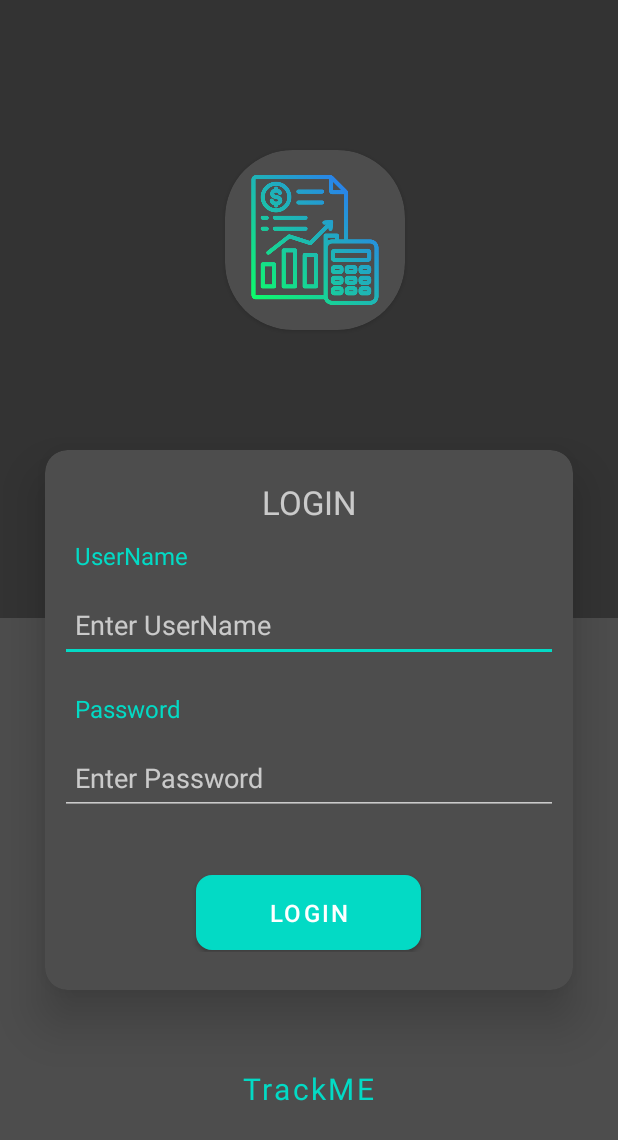
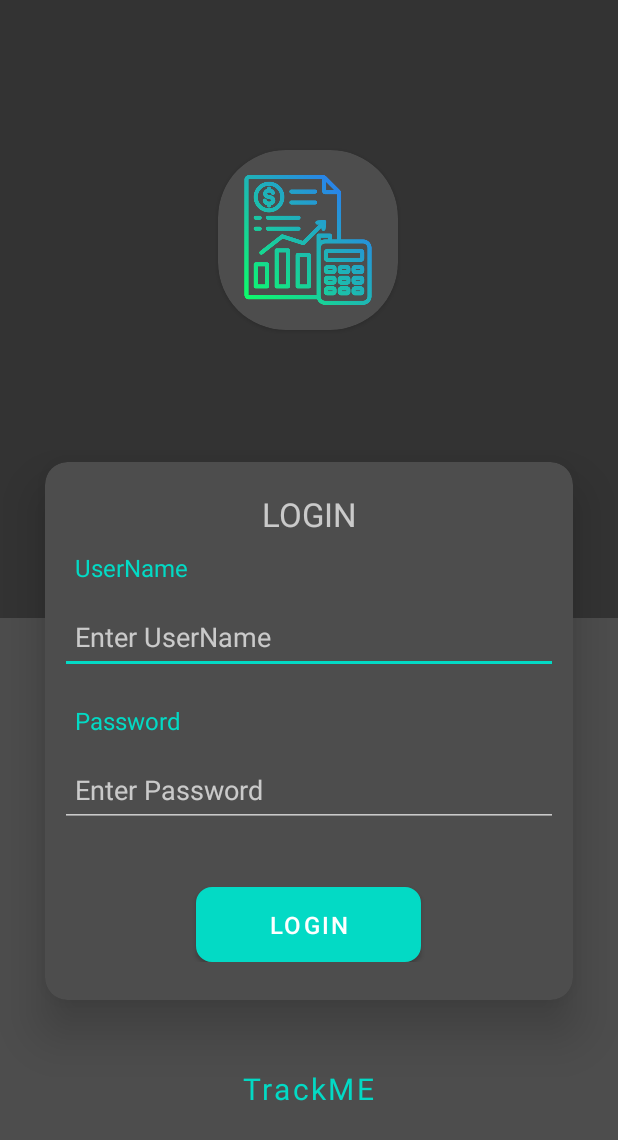
Before and after one commit to TrackME-PM/TrackMe, an Android app: the screen it shows after launch (MainActivity), on a phone screen of 412 x 824 dp. Shown: the top 1140 px of the screen. Run offline under Robolectric (Android 15) with nearby library versions, the phone set to English and light mode, and no system bars.

Commit message:
LoginPAge Updated

```diff
--- a/app/src/main/res/layout/activity_main.xml
+++ b/app/src/main/res/layout/activity_main.xml
@@ -27,7 +27,7 @@
             <androidx.cardview.widget.CardView
                 android:layout_width="120dp"
                 android:layout_height="120dp"
-                android:layout_marginStart="150dp"
+                android:layout_marginStart="145dp"
                 android:layout_marginTop="100dp"
                 android:backgroundTint="@color/grey"
                 app:cardCornerRadius="45dp">
@@ -67,15 +67,17 @@
 
 
     <androidx.cardview.widget.CardView
-        android:layout_marginTop="300dp"
-        android:layout_marginLeft="30dp"
-        android:layout_marginRight="30dp"
         android:id="@+id/cardView3"
         android:layout_width="match_parent"
-        android:layout_height="360dp"
+        android:layout_height="wrap_content"
+        android:layout_marginLeft="30dp"
+        android:layout_marginTop="250dp"
+        android:layout_marginRight="30dp"
+        android:layout_marginBottom="100dp"
         android:backgroundTint="@color/grey"
         app:cardCornerRadius="15dp"
         app:cardElevation="20dp"
+        app:layout_constraintBottom_toBottomOf="@+id/linearLayout5"
         app:layout_constraintEnd_toEndOf="parent"
         app:layout_constraintStart_toStartOf="parent"
         app:layout_constraintTop_toTopOf="parent">
```
Also changed, not shown: app/src/main/res/layout/activity_add.xml (+42 -41 lines).
